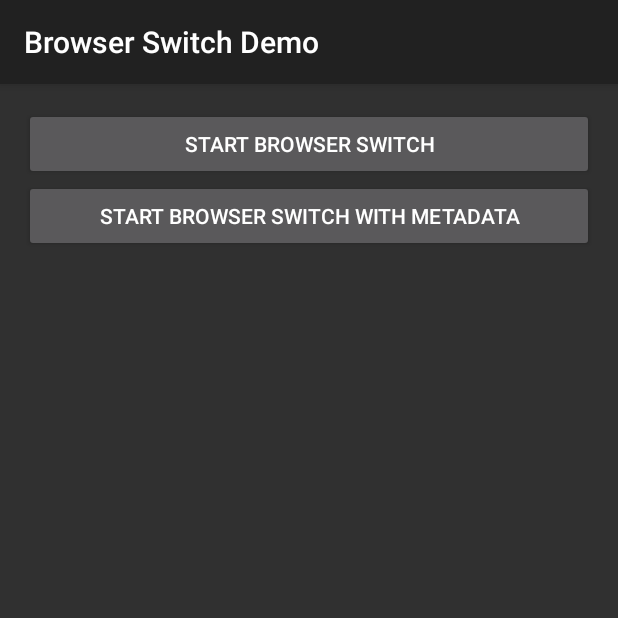
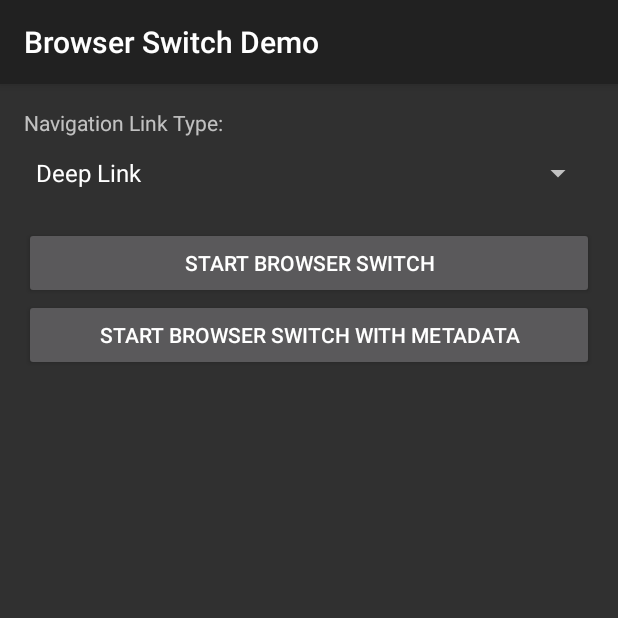
Before and after one commit to braintree/browser-switch-android, an Android app: the DemoFragment screen opened directly, with no data from a screen before it, after a tap on "START BROWSER SWITCH", on a phone screen of 412 x 824 dp, the top half of it. Run offline under Robolectric (Android 15) with nearby library versions, the phone set to English and light mode, and no system bars.

Commit message:
Add App Link toggle to DemoFragment

```diff
--- a/demo/src/main/java/com/braintreepayments/api/demo/DemoFragment.java
+++ b/demo/src/main/java/com/braintreepayments/api/demo/DemoFragment.java
@@ -5,7 +5,10 @@ import android.os.Bundle;
 import android.view.LayoutInflater;
 import android.view.View;
 import android.view.ViewGroup;
+import android.widget.AdapterView;
+import android.widget.ArrayAdapter;
 import android.widget.Button;
+import android.widget.Spinner;
 import android.widget.TextView;
 
 import androidx.annotation.IdRes;
@@ -26,6 +29,8 @@ public class DemoFragment extends Fragment implements View.OnClickListener {
     private static final String TEST_KEY = "testKey";
     private static final String TEST_VALUE = "testValue";
 
+    private Spinner mLinkSpinner;
+
     private TextView mBrowserSwitchStatusTextView;
     private TextView mSelectedColorTextView;
     private TextView mMetadataTextView;
@@ -34,6 +39,15 @@ public class DemoFragment extends Fragment implements View.OnClickListener {
     @Override
     public View onCreateView(@NonNull LayoutInflater inflater, @Nullable ViewGroup container, @Nullable Bundle savedInstanceState) {
         View view = inflater.inflate(R.layout.demo_fragment, container, false);
+
+        mLinkSpinner = view.findViewById(R.id.link_spinner);
+        ArrayAdapter<CharSequence> adapter = ArrayAdapter.createFromResource(
+            requireContext(),
+            R.array.navigation_links,
+            R.layout.support_simple_spinner_dropdown_item
+        );
+        adapter.setDropDownViewResource(R.layout.support_simple_spinner_dropdown_item);
+        mLinkSpinner.setAdapter(adapter);
 
         Button startBrowserSwitchButton = view.findViewById(R.id.browser_switch);
         startBrowserSwitchButton.setOnClickListener(this);
@@ -61,13 +75,21 @@ public class DemoFragment extends Fragment implements View.OnClickListener {
     }
 
     private void startBrowserSwitch(@Nullable JSONObject metadata) {
-        Uri url = buildBrowserSwitchUrl();
+        boolean isAppLink = mLinkSpinner.getSelectedItem().equals("App Link");
+        Uri url = buildBrowserSwitchUrl(isAppLink);
         BrowserSwitchOptions browserSwitchOptions = new BrowserSwitchOptions()
-                .metadata(metadata)
-                .requestCode(1)
-                .url(url)
-                .launchAsNewTask(true)
-                .returnUrlScheme(getReturnUrlScheme());
+            .metadata(metadata)
+            .requestCode(1)
+            .url(url)
+            .launchAsNewTask(true);
+
+        if (isAppLink) {
+            browserSwitchOptions.appLinkUri(
+                Uri.parse("https://mobile-sdk-demo-site-838cead5d3ab.herokuapp.com")
+            );
+        } else {
+            browserSwitchOptions.returnUrlScheme(getReturnUrlScheme());
+        }
 
         try {
             getDemoActivity().startBrowserSwitch(browserSwitchOptions);
@@ -79,10 +101,14 @@ public class DemoFragment extends Fragment implements View.OnClickListener {
         }
     }
 
-    private Uri buildBrowserSwitchUrl() {
+    private Uri buildBrowserSwitchUrl(boolean isAppLink) {
         String url = "https://braintree.github.io/popup-bridge-example/" +
-                "this_launches_in_popup.html?popupBridgeReturnUrlPrefix=" +
-                getReturnUrlScheme() + "://";
+            "this_launches_in_popup.html?";
+        if (isAppLink) {
+            url += "isAppLink=true";
+        } else {
+            url += "popupBridgeReturnUrlPrefix=" + getReturnUrlScheme() + "://";
+        }
         return Uri.parse(url);
     }
 
--- a/demo/src/main/res/layout/demo_fragment.xml
+++ b/demo/src/main/res/layout/demo_fragment.xml
@@ -7,6 +7,17 @@
     android:layout_margin="16dp"
     tools:context=".DemoFragment"
     >
+
+    <TextView
+        android:layout_width="match_parent"
+        android:layout_height="wrap_content"
+        android:text="@string/navigation_link_type"/>
+
+    <Spinner
+        android:id="@+id/link_spinner"
+        android:layout_width="match_parent"
+        android:layout_marginBottom="12dp"
+        android:layout_height="wrap_content" />
 
     <Button
         android:id="@+id/browser_switch"
--- /dev/null
+++ b/demo/src/main/res/values/arrays.xml
@@ -0,0 +1,9 @@
+<?xml version="1.0" encoding="utf-8"?>
+<resources>
+
+    <string-array name="navigation_links">
+        <item name="deep_link">Deep Link</item>
+        <item name="app_link">App Link</item>
+    </string-array>
+
+</resources>
--- a/demo/src/main/res/values/strings.xml
+++ b/demo/src/main/res/values/strings.xml
@@ -2,4 +2,5 @@
 <resources>
     <string name="browser_switch_btn_text">Start Browser Switch</string>
     <string name="browser_switch_with_metadata_btn_text">Start Browser Switch With Metadata</string>
+    <string name="navigation_link_type">Navigation Link Type:</string>
 </resources>
```
